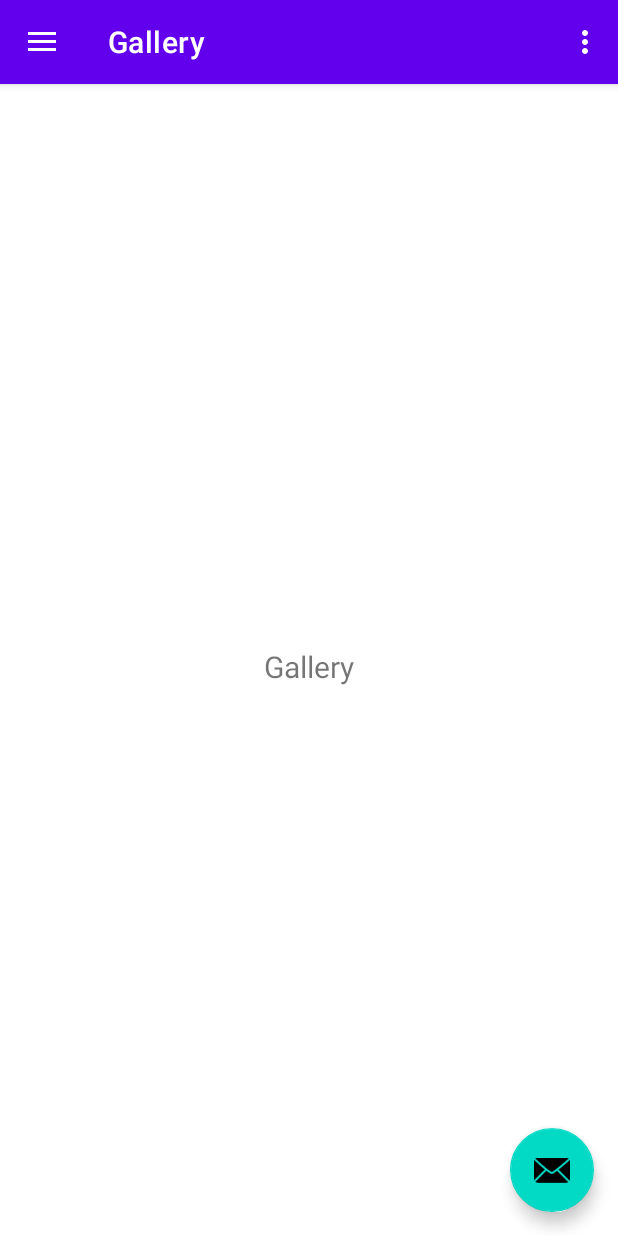
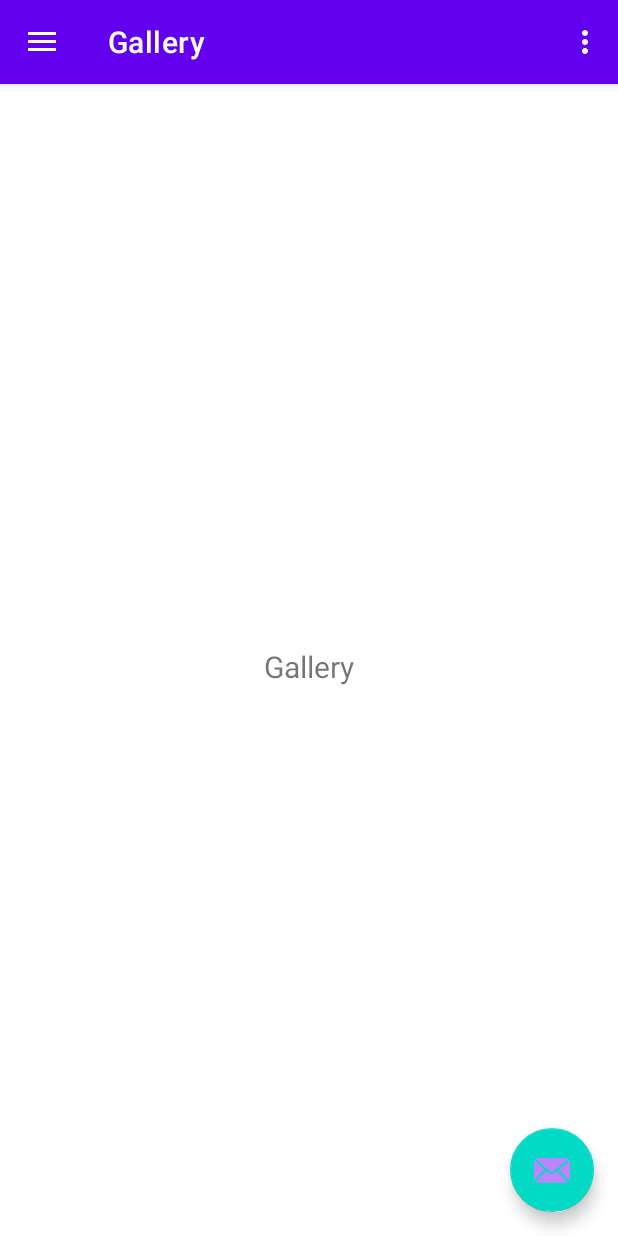
Before and after one commit to magdamiu/AndroidFundamentalsFall2021, an Android app: the NavActivity screen opened directly, with no data from a screen before it, in the side drawer, after a tap on "Gallery", on a phone screen of 412 x 824 dp. Run offline under Robolectric (Android 15) with nearby library versions, the phone set to English and light mode, and no system bars; our stand-ins replace navigation-ui.

Commit message:
snackbar & fab

```diff
--- a/app/src/main/java/com/magdamiu/androidfundamentalsfall2021/navigation/NavActivity.java
+++ b/app/src/main/java/com/magdamiu/androidfundamentalsfall2021/navigation/NavActivity.java
@@ -1,18 +1,26 @@
 package com.magdamiu.androidfundamentalsfall2021.navigation;
 
+import android.graphics.Color;
 import android.os.Bundle;
 import android.view.Menu;
+import android.view.View;
+import android.widget.TextView;
+import android.widget.Toast;
 
 import androidx.appcompat.app.AppCompatActivity;
 import androidx.appcompat.widget.Toolbar;
+import androidx.core.content.ContextCompat;
 import androidx.drawerlayout.widget.DrawerLayout;
 import androidx.navigation.NavController;
 import androidx.navigation.Navigation;
 import androidx.navigation.ui.AppBarConfiguration;
 import androidx.navigation.ui.NavigationUI;
 
+import com.google.android.material.floatingactionbutton.FloatingActionButton;
 import com.google.android.material.navigation.NavigationView;
+import com.google.android.material.snackbar.Snackbar;
 import com.magdamiu.androidfundamentalsfall2021.R;
+import com.magdamiu.androidfundamentalsfall2021.fragment.AlertsActivity;
 
 public class NavActivity extends AppCompatActivity {
 
@@ -23,6 +31,12 @@ public class NavActivity extends AppCompatActivity {
         super.onCreate(savedInstanceState);
         setContentView(R.layout.activity_nav);
 
+        handlingNavigationBar();
+
+        handlingFab();
+    }
+
+    private void handlingNavigationBar() {
         Toolbar toolbar = findViewById(R.id.toolbar);
         setSupportActionBar(toolbar);
 
@@ -35,6 +49,29 @@ public class NavActivity extends AppCompatActivity {
         NavController navController = Navigation.findNavController(this, R.id.nav_host_fragment_content_nav);
         NavigationUI.setupActionBarWithNavController(this, navController, mAppBarConfiguration);
         NavigationUI.setupWithNavController(navigationView, navController);
+    }
+
+    private void handlingFab() {
+        FloatingActionButton fab = findViewById(R.id.fab);
+        fab.setOnClickListener(new View.OnClickListener() {
+            @Override
+            public void onClick(View view) {
+                Snackbar snackbar = Snackbar
+                        .make(view, R.string.error_occured, Snackbar.LENGTH_LONG)
+                        .setAction(R.string.retry, new View.OnClickListener() {
+                            @Override
+                            public void onClick(View view) {
+                                Toast.makeText(NavActivity.this, getString(R.string.retry_message), Toast.LENGTH_LONG).show();
+                            }
+                        });
+                snackbar.setActionTextColor(Color.RED);
+                View snackbarView = snackbar.getView();
+                snackbarView.setBackgroundColor(ContextCompat.getColor(NavActivity.this, R.color.teal_200));
+                TextView textView = snackbarView.findViewById(com.google.android.material.R.id.snackbar_text);
+                textView.setTextColor(Color.YELLOW);
+                snackbar.show();
+            }
+        });
     }
 
     @Override
--- a/app/src/main/res/layout/activity_alerts.xml
+++ b/app/src/main/res/layout/activity_alerts.xml
@@ -12,6 +12,7 @@
         android:layout_height="wrap_content"
         android:layout_marginStart="16dp"
         android:layout_marginTop="16dp"
+        android:textStyle="bold|italic"
         android:text="@string/datepicker_sample"
         app:layout_constraintEnd_toEndOf="parent"
         app:layout_constraintStart_toStartOf="parent"
--- a/app/src/main/res/layout/app_bar_nav.xml
+++ b/app/src/main/res/layout/app_bar_nav.xml
@@ -29,6 +29,8 @@
         android:layout_gravity="bottom|end"
         android:layout_marginEnd="@dimen/fab_margin"
         android:layout_marginBottom="16dp"
+        app:fabSize="normal"
+        app:tint="@color/purple_200"
         app:srcCompat="@android:drawable/ic_dialog_email" />
 
 </androidx.coordinatorlayout.widget.CoordinatorLayout>
--- a/app/src/main/res/values/strings.xml
+++ b/app/src/main/res/values/strings.xml
@@ -82,4 +82,7 @@ ConstraintLayout* - position and size widgets in a flexible way
     <string name="open_datepicker">Open DatePicker</string>
     <string name="open_alerts_activity">Open Alerts Activity</string>
     <string name="open_timepicker">Open TimePicker</string>
+    <string name="error_occured">error</string>
+    <string name="retry">retry</string>
+    <string name="retry_message">please try again</string>
 </resources>
```
